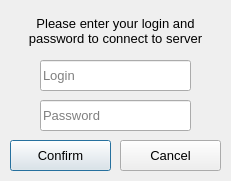
Old version of the form Client_GUI/Sources/submitdialog.ui in the repository fi-73/FiztehMark.
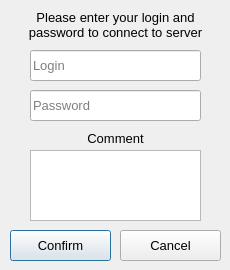
New version of the form.

```diff
--- a/Client_GUI/Sources/submitdialog.ui
+++ b/Client_GUI/Sources/submitdialog.ui
@@ -6,10 +6,22 @@
    <rect>
     <x>0</x>
     <y>0</y>
-    <width>231</width>
-    <height>181</height>
+    <width>230</width>
+    <height>270</height>
    </rect>
   </property>
+  <property name="minimumSize">
+   <size>
+    <width>230</width>
+    <height>270</height>
+   </size>
+  </property>
+  <property name="maximumSize">
+   <size>
+    <width>230</width>
+    <height>270</height>
+   </size>
+  </property>
   <property name="font">
    <font>
     <family>Tahoma</family>
@@ -22,9 +34,9 @@
   <widget class="QLineEdit" name="loginEdit">
    <property name="geometry">
     <rect>
-     <x>40</x>
-     <y>60</y>
-     <width>151</width>
+     <x>30</x>
+     <y>50</y>
+     <width>171</width>
      <height>31</height>
     </rect>
    </property>
@@ -38,14 +50,14 @@
      <x>10</x>
      <y>10</y>
      <width>211</width>
-     <height>41</height>
+     <height>31</height>
     </rect>
    </property>
    <property name="text">
     <string>Please enter your login and password to connect to server</string>
    </property>
    <property name="alignment">
-    <set>Qt::AlignCenter</set>
+    <set>Qt::AlignHCenter|Qt::AlignTop</set>
    </property>
    <property name="wordWrap">
     <bool>true</bool>
@@ -54,9 +66,9 @@
   <widget class="QLineEdit" name="passEdit">
    <property name="geometry">
     <rect>
-     <x>40</x>
-     <y>100</y>
-     <width>151</width>
+     <x>30</x>
+     <y>90</y>
+     <width>171</width>
      <height>31</height>
     </rect>
    </property>
@@ -71,7 +83,7 @@
    <property name="geometry">
     <rect>
      <x>10</x>
-     <y>140</y>
+     <y>230</y>
      <width>101</width>
      <height>31</height>
     </rect>
@@ -84,7 +96,7 @@
    <property name="geometry">
     <rect>
      <x>120</x>
-     <y>140</y>
+     <y>230</y>
      <width>101</width>
      <height>31</height>
     </rect>
@@ -93,6 +105,32 @@
     <string>Cancel</string>
    </property>
   </widget>
+  <widget class="QLabel" name="label">
+   <property name="geometry">
+    <rect>
+     <x>30</x>
+     <y>130</y>
+     <width>171</width>
+     <height>16</height>
+    </rect>
+   </property>
+   <property name="text">
+    <string>Comment</string>
+   </property>
+   <property name="alignment">
+    <set>Qt::AlignCenter</set>
+   </property>
+  </widget>
+  <widget class="QPlainTextEdit" name="plainTextEdit">
+   <property name="geometry">
+    <rect>
+     <x>30</x>
+     <y>150</y>
+     <width>171</width>
+     <height>71</height>
+    </rect>
+   </property>
+  </widget>
  </widget>
  <resources/>
  <connections/>
```
